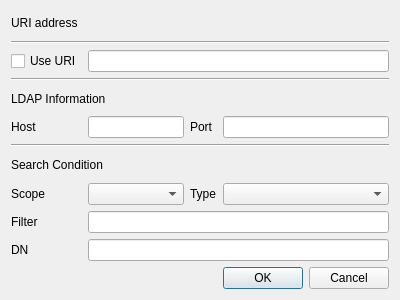
jykim74/BerEditor, file BerViewer/get_ldap_dlg.ui: the form before one commit.
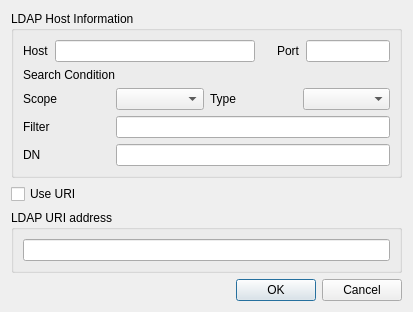
The form after the commit.

Commit message: LDAP 가져오기 UI 개선

```diff
--- a/BerViewer/get_ldap_dlg.ui
+++ b/BerViewer/get_ldap_dlg.ui
@@ -6,134 +6,154 @@
    <rect>
     <x>0</x>
     <y>0</y>
-    <width>400</width>
-    <height>300</height>
+    <width>413</width>
+    <height>295</height>
    </rect>
   </property>
   <property name="windowTitle">
    <string>Getting LDAP data</string>
   </property>
   <layout class="QGridLayout" name="gridLayout">
-   <item row="7" column="0" colspan="2">
-    <widget class="QLabel" name="label_4">
+   <item row="1" column="0" colspan="3">
+    <widget class="QCheckBox" name="mURIUseCheck">
      <property name="text">
-      <string>Search Condition</string>
+      <string>Use URI</string>
      </property>
     </widget>
    </item>
-   <item row="5" column="3">
-    <widget class="QLineEdit" name="mPortText"/>
-   </item>
-   <item row="1" column="0" colspan="4">
-    <widget class="Line" name="line">
+   <item row="2" column="0" colspan="3">
+    <widget class="QGroupBox" name="mURIGroup">
+     <property name="title">
+      <string>LDAP URI address</string>
+     </property>
+     <layout class="QGridLayout" name="gridLayout_3">
+      <item row="0" column="1">
+       <widget class="QLineEdit" name="mURIText"/>
+      </item>
+     </layout>
+    </widget>
+   </item>
+   <item row="4" column="2">
+    <spacer name="verticalSpacer">
      <property name="orientation">
-      <enum>Qt::Horizontal</enum>
+      <enum>Qt::Vertical</enum>
      </property>
-    </widget>
+     <property name="sizeHint" stdset="0">
+      <size>
+       <width>20</width>
+       <height>40</height>
+      </size>
+     </property>
+    </spacer>
    </item>
-   <item row="3" column="0" colspan="4">
-    <widget class="Line" name="line_2">
+   <item row="9" column="2">
+    <widget class="QDialogButtonBox" name="buttonBox">
      <property name="orientation">
       <enum>Qt::Horizontal</enum>
      </property>
-    </widget>
-   </item>
-   <item row="8" column="2">
-    <widget class="QLabel" name="label_9">
-     <property name="text">
-      <string>Type</string>
+     <property name="standardButtons">
+      <set>QDialogButtonBox::Cancel|QDialogButtonBox::Ok</set>
      </property>
     </widget>
    </item>
-   <item row="10" column="0">
-    <widget class="QLabel" name="label_5">
-     <property name="text">
-      <string>DN</string>
+   <item row="0" column="0" colspan="3">
+    <widget class="QGroupBox" name="mHostInfoGroup">
+     <property name="title">
+      <string>LDAP Host Information</string>
      </property>
-    </widget>
-   </item>
-   <item row="9" column="0">
+     <layout class="QGridLayout" name="gridLayout_4">
+      <item row="3" column="0">
     <widget class="QLabel" name="label_7">
      <property name="text">
       <string>Filter</string>
      </property>
     </widget>
    </item>
-   <item row="5" column="1">
-    <widget class="QLineEdit" name="mHostText"/>
-   </item>
-   <item row="5" column="0">
-    <widget class="QLabel" name="label_3">
-     <property name="text">
-      <string>Host</string>
-     </property>
-    </widget>
-   </item>
-   <item row="10" column="1" colspan="3">
-    <widget class="QLineEdit" name="mDNText"/>
-   </item>
-   <item row="4" column="0" colspan="2">
-    <widget class="QLabel" name="label_2">
-     <property name="text">
-      <string>LDAP Information</string>
-     </property>
-    </widget>
-   </item>
-   <item row="8" column="3">
+      <item row="2" column="1">
+       <widget class="QComboBox" name="mScopeCombo"/>
+      </item>
+      <item row="2" column="3">
     <widget class="QComboBox" name="mTypeCombo"/>
    </item>
-   <item row="5" column="2">
+      <item row="0" column="0" colspan="4">
+       <layout class="QGridLayout" name="gridLayout_2">
+        <item row="0" column="3">
     <widget class="QLabel" name="label_6">
      <property name="text">
       <string>Port</string>
      </property>
     </widget>
    </item>
+        <item row="0" column="0">
+         <widget class="QLabel" name="label_3">
+          <property name="text">
+           <string>Host</string>
+          </property>
+         </widget>
+        </item>
+        <item row="0" column="1">
+         <widget class="QLineEdit" name="mHostText">
+          <property name="minimumSize">
+           <size>
+            <width>200</width>
+            <height>0</height>
+           </size>
+          </property>
+         </widget>
+        </item>
+        <item row="0" column="4">
+         <widget class="QLineEdit" name="mPortText"/>
+        </item>
+        <item row="0" column="2">
+         <spacer name="horizontalSpacer">
+          <property name="orientation">
+           <enum>Qt::Horizontal</enum>
+          </property>
+          <property name="sizeHint" stdset="0">
+           <size>
+            <width>40</width>
+            <height>20</height>
+           </size>
+          </property>
+         </spacer>
+        </item>
+       </layout>
+      </item>
+      <item row="2" column="2">
+       <widget class="QLabel" name="label_9">
+        <property name="text">
+         <string>Type</string>
+        </property>
+       </widget>
+      </item>
    <item row="2" column="0">
-    <widget class="QCheckBox" name="mURIUseCheck">
-     <property name="text">
-      <string>Use URI</string>
-     </property>
-    </widget>
-   </item>
-   <item row="8" column="1">
-    <widget class="QComboBox" name="mScopeCombo"/>
-   </item>
-   <item row="11" column="3">
-    <widget class="QDialogButtonBox" name="buttonBox">
-     <property name="orientation">
-      <enum>Qt::Horizontal</enum>
-     </property>
-     <property name="standardButtons">
-      <set>QDialogButtonBox::Cancel|QDialogButtonBox::Ok</set>
-     </property>
-    </widget>
-   </item>
-   <item row="9" column="1" colspan="3">
-    <widget class="QLineEdit" name="mFilterText"/>
-   </item>
-   <item row="8" column="0">
     <widget class="QLabel" name="label_8">
      <property name="text">
       <string>Scope</string>
      </property>
     </widget>
    </item>
-   <item row="0" column="0">
-    <widget class="QLabel" name="label">
+      <item row="4" column="0">
+       <widget class="QLabel" name="label_5">
      <property name="text">
-      <string>URI address</string>
+         <string>DN</string>
      </property>
     </widget>
    </item>
-   <item row="2" column="1" colspan="3">
-    <widget class="QLineEdit" name="mURIText"/>
-   </item>
-   <item row="6" column="0" colspan="4">
-    <widget class="Line" name="line_3">
-     <property name="orientation">
-      <enum>Qt::Horizontal</enum>
-     </property>
+      <item row="1" column="0" colspan="2">
+       <widget class="QLabel" name="label_4">
+        <property name="text">
+         <string>Search Condition</string>
+        </property>
+       </widget>
+      </item>
+      <item row="3" column="1" colspan="3">
+       <widget class="QLineEdit" name="mFilterText"/>
+      </item>
+      <item row="4" column="1" colspan="3">
+       <widget class="QLineEdit" name="mDNText"/>
+      </item>
+     </layout>
     </widget>
    </item>
   </layout>
```
Lines whose indentation alone changed are shown as unchanged. The commit also changes 6 other files.
